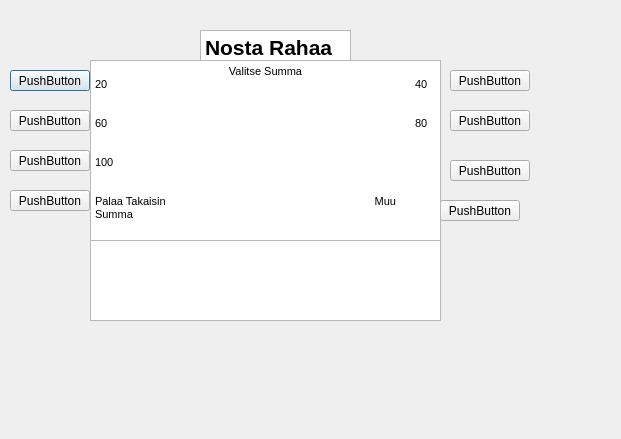
Old version of the form bankautomat/nostarahaa.ui in the repository tvt21kmo-bank-project/group_6.
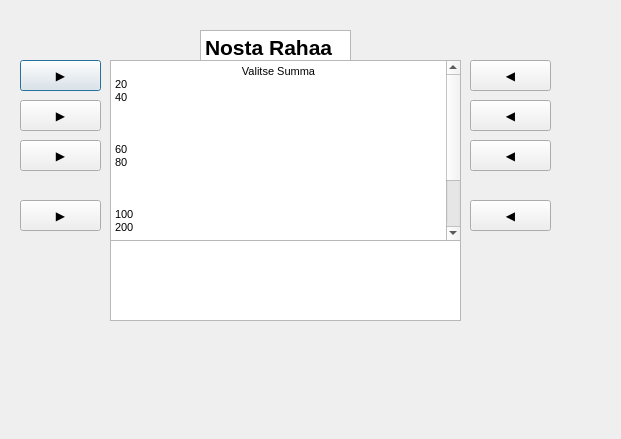
New version of the form.

The edit to the form file:
```diff
--- a/bankautomat/nostarahaa.ui
+++ b/bankautomat/nostarahaa.ui
@@ -16,105 +16,105 @@
   <widget class="QPushButton" name="pushButton_20">
    <property name="geometry">
     <rect>
-     <x>10</x>
-     <y>70</y>
-     <width>80</width>
-     <height>21</height>
+     <x>20</x>
+     <y>60</y>
+     <width>81</width>
+     <height>31</height>
     </rect>
    </property>
    <property name="text">
-    <string>PushButton</string>
+    <string>▶️</string>
    </property>
   </widget>
   <widget class="QPushButton" name="pushButton_60">
    <property name="geometry">
     <rect>
-     <x>10</x>
-     <y>110</y>
-     <width>80</width>
-     <height>21</height>
+     <x>20</x>
+     <y>100</y>
+     <width>81</width>
+     <height>31</height>
     </rect>
    </property>
    <property name="text">
-    <string>PushButton</string>
+    <string>▶️</string>
    </property>
   </widget>
   <widget class="QPushButton" name="pushButton_100">
    <property name="geometry">
     <rect>
-     <x>10</x>
-     <y>150</y>
-     <width>80</width>
-     <height>21</height>
+     <x>20</x>
+     <y>140</y>
+     <width>81</width>
+     <height>31</height>
     </rect>
    </property>
    <property name="text">
-    <string>PushButton</string>
+    <string>▶️</string>
    </property>
   </widget>
   <widget class="QPushButton" name="pushButton_Palaa">
    <property name="geometry">
     <rect>
-     <x>10</x>
-     <y>190</y>
-     <width>80</width>
-     <height>21</height>
+     <x>20</x>
+     <y>200</y>
+     <width>81</width>
+     <height>31</height>
     </rect>
    </property>
    <property name="text">
-    <string>PushButton</string>
+    <string>▶️</string>
    </property>
   </widget>
   <widget class="QPushButton" name="pushButton_40">
    <property name="geometry">
     <rect>
-     <x>450</x>
-     <y>70</y>
-     <width>80</width>
-     <height>21</height>
+     <x>470</x>
+     <y>60</y>
+     <width>81</width>
+     <height>31</height>
     </rect>
    </property>
    <property name="text">
-    <string>PushButton</string>
+    <string>◀️</string>
    </property>
   </widget>
   <widget class="QPushButton" name="pushButton_80">
    <property name="geometry">
     <rect>
-     <x>450</x>
-     <y>110</y>
-     <width>80</width>
-     <height>21</height>
+     <x>470</x>
+     <y>100</y>
+     <width>81</width>
+     <height>31</height>
     </rect>
    </property>
    <property name="text">
-    <string>PushButton</string>
+    <string>◀️</string>
    </property>
   </widget>
   <widget class="QPushButton" name="pushButton_Muu_Summa">
    <property name="geometry">
     <rect>
-     <x>440</x>
+     <x>470</x>
      <y>200</y>
-     <width>80</width>
-     <height>21</height>
+     <width>81</width>
+     <height>31</height>
     </rect>
    </property>
    <property name="text">
-    <string>PushButton</string>
+    <string>◀️</string>
    </property>
   </widget>
   <widget class="QPushButton" name="pushButton_8">
    <property name="geometry">
     <rect>
-     <x>450</x>
-     <y>160</y>
-     <width>80</width>
-     <height>21</height>
+     <x>470</x>
+     <y>140</y>
+     <width>81</width>
+     <height>31</height>
     </rect>
    </property>
    <property name="text">
-    <string>PushButton</string>
+    <string>◀️</string>
    </property>
   </widget>
   <widget class="QTextBrowser" name="textBrowser">
@@ -128,16 +128,16 @@
    </property>
    <property name="html">
     <string>&lt;!DOCTYPE HTML PUBLIC &quot;-//W3C//DTD HTML 4.0//EN&quot; &quot;http://www.w3.org/TR/REC-html40/strict.dtd&quot;&gt;
-&lt;html&gt;&lt;head&gt;&lt;meta name=&quot;qrichtext&quot; content=&quot;1&quot; /&gt;&lt;style type=&quot;text/css&quot;&gt;
+&lt;html&gt;&lt;head&gt;&lt;meta name=&quot;qrichtext&quot; content=&quot;1&quot; /&gt;&lt;meta charset=&quot;utf-8&quot; /&gt;&lt;style type=&quot;text/css&quot;&gt;
 p, li { white-space: pre-wrap; }
-&lt;/style&gt;&lt;/head&gt;&lt;body style=&quot; font-family:'MS Shell Dlg 2'; font-size:8.25pt; font-weight:400; font-style:normal;&quot;&gt;
-&lt;p style=&quot; margin-top:0px; margin-bottom:0px; margin-left:0px; margin-right:0px; -qt-block-indent:0; text-indent:0px;&quot;&gt;&lt;span style=&quot; font-size:16pt; font-weight:600;&quot;&gt;Nosta Rahaa&lt;/span&gt;&lt;/p&gt;&lt;/body&gt;&lt;/html&gt;</string>
+&lt;/style&gt;&lt;/head&gt;&lt;body style=&quot; font-family:'.AppleSystemUIFont'; font-size:13pt; font-weight:400; font-style:normal;&quot;&gt;
+&lt;p style=&quot; margin-top:0px; margin-bottom:0px; margin-left:0px; margin-right:0px; -qt-block-indent:0; text-indent:0px;&quot;&gt;&lt;span style=&quot; font-family:'MS Shell Dlg 2'; font-size:16pt; font-weight:600;&quot;&gt;Nosta Rahaa&lt;/span&gt;&lt;/p&gt;&lt;/body&gt;&lt;/html&gt;</string>
    </property>
   </widget>
   <widget class="QTextBrowser" name="textBrowser_2">
    <property name="geometry">
     <rect>
-     <x>90</x>
+     <x>110</x>
      <y>60</y>
      <width>351</width>
      <height>181</height>
@@ -145,26 +145,30 @@
    </property>
    <property name="html">
     <string>&lt;!DOCTYPE HTML PUBLIC &quot;-//W3C//DTD HTML 4.0//EN&quot; &quot;http://www.w3.org/TR/REC-html40/strict.dtd&quot;&gt;
-&lt;html&gt;&lt;head&gt;&lt;meta name=&quot;qrichtext&quot; content=&quot;1&quot; /&gt;&lt;style type=&quot;text/css&quot;&gt;
+&lt;html&gt;&lt;head&gt;&lt;meta name=&quot;qrichtext&quot; content=&quot;1&quot; /&gt;&lt;meta charset=&quot;utf-8&quot; /&gt;&lt;style type=&quot;text/css&quot;&gt;
 p, li { white-space: pre-wrap; }
-&lt;/style&gt;&lt;/head&gt;&lt;body style=&quot; font-family:'MS Shell Dlg 2'; font-size:8.25pt; font-weight:400; font-style:normal;&quot;&gt;
-&lt;p align=&quot;center&quot; style=&quot; margin-top:0px; margin-bottom:0px; margin-left:0px; margin-right:0px; -qt-block-indent:0; text-indent:0px;&quot;&gt;Valitse Summa&lt;/p&gt;
-&lt;p style=&quot; margin-top:0px; margin-bottom:0px; margin-left:0px; margin-right:0px; -qt-block-indent:0; text-indent:0px;&quot;&gt;20				40&lt;/p&gt;
-&lt;p style=&quot;-qt-paragraph-type:empty; margin-top:0px; margin-bottom:0px; margin-left:0px; margin-right:0px; -qt-block-indent:0; text-indent:0px;&quot;&gt;&lt;br /&gt;&lt;/p&gt;
-&lt;p style=&quot;-qt-paragraph-type:empty; margin-top:0px; margin-bottom:0px; margin-left:0px; margin-right:0px; -qt-block-indent:0; text-indent:0px;&quot;&gt;&lt;br /&gt;&lt;/p&gt;
-&lt;p style=&quot; margin-top:0px; margin-bottom:0px; margin-left:0px; margin-right:0px; -qt-block-indent:0; text-indent:0px;&quot;&gt;60				80&lt;/p&gt;
-&lt;p style=&quot;-qt-paragraph-type:empty; margin-top:0px; margin-bottom:0px; margin-left:0px; margin-right:0px; -qt-block-indent:0; text-indent:0px;&quot;&gt;&lt;br /&gt;&lt;/p&gt;
-&lt;p style=&quot;-qt-paragraph-type:empty; margin-top:0px; margin-bottom:0px; margin-left:0px; margin-right:0px; -qt-block-indent:0; text-indent:0px;&quot;&gt;&lt;br /&gt;&lt;/p&gt;
-&lt;p style=&quot; margin-top:0px; margin-bottom:0px; margin-left:0px; margin-right:0px; -qt-block-indent:0; text-indent:0px;&quot;&gt;100			          &lt;/p&gt;
-&lt;p style=&quot;-qt-paragraph-type:empty; margin-top:0px; margin-bottom:0px; margin-left:0px; margin-right:0px; -qt-block-indent:0; text-indent:0px;&quot;&gt;&lt;br /&gt;&lt;/p&gt;
-&lt;p style=&quot;-qt-paragraph-type:empty; margin-top:0px; margin-bottom:0px; margin-left:0px; margin-right:0px; -qt-block-indent:0; text-indent:0px;&quot;&gt;&lt;br /&gt;&lt;/p&gt;
-&lt;p style=&quot; margin-top:0px; margin-bottom:0px; margin-left:0px; margin-right:0px; -qt-block-indent:0; text-indent:0px;&quot;&gt;Palaa Takaisin 			             Muu Summa&lt;/p&gt;&lt;/body&gt;&lt;/html&gt;</string>
+&lt;/style&gt;&lt;/head&gt;&lt;body style=&quot; font-family:'.AppleSystemUIFont'; font-size:13pt; font-weight:400; font-style:normal;&quot;&gt;
+&lt;p align=&quot;center&quot; style=&quot; margin-top:0px; margin-bottom:0px; margin-left:0px; margin-right:0px; -qt-block-indent:0; text-indent:0px;&quot;&gt;&lt;span style=&quot; font-family:'MS Shell Dlg 2'; font-size:8.25pt;&quot;&gt;Valitse Summa&lt;/span&gt;&lt;/p&gt;
+&lt;p style=&quot; margin-top:0px; margin-bottom:0px; margin-left:0px; margin-right:0px; -qt-block-indent:0; text-indent:0px;&quot;&gt;&lt;span style=&quot; font-family:'MS Shell Dlg 2'; font-size:8.25pt;&quot;&gt;20				40&lt;/span&gt;&lt;/p&gt;
+&lt;p style=&quot;-qt-paragraph-type:empty; margin-top:0px; margin-bottom:0px; margin-left:0px; margin-right:0px; -qt-block-indent:0; text-indent:0px; font-family:'MS Shell Dlg 2'; font-size:8.25pt;&quot;&gt;&lt;br /&gt;&lt;/p&gt;
+&lt;p style=&quot;-qt-paragraph-type:empty; margin-top:0px; margin-bottom:0px; margin-left:0px; margin-right:0px; -qt-block-indent:0; text-indent:0px; font-family:'MS Shell Dlg 2'; font-size:8.25pt;&quot;&gt;&lt;br /&gt;&lt;/p&gt;
+&lt;p style=&quot;-qt-paragraph-type:empty; margin-top:0px; margin-bottom:0px; margin-left:0px; margin-right:0px; -qt-block-indent:0; text-indent:0px; font-family:'MS Shell Dlg 2'; font-size:8.25pt;&quot;&gt;&lt;br /&gt;&lt;/p&gt;
+&lt;p style=&quot; margin-top:0px; margin-bottom:0px; margin-left:0px; margin-right:0px; -qt-block-indent:0; text-indent:0px;&quot;&gt;&lt;span style=&quot; font-family:'MS Shell Dlg 2'; font-size:8.25pt;&quot;&gt;60				80&lt;/span&gt;&lt;/p&gt;
+&lt;p style=&quot;-qt-paragraph-type:empty; margin-top:0px; margin-bottom:0px; margin-left:0px; margin-right:0px; -qt-block-indent:0; text-indent:0px; font-family:'MS Shell Dlg 2'; font-size:8.25pt;&quot;&gt;&lt;br /&gt;&lt;/p&gt;
+&lt;p style=&quot;-qt-paragraph-type:empty; margin-top:0px; margin-bottom:0px; margin-left:0px; margin-right:0px; -qt-block-indent:0; text-indent:0px; font-family:'MS Shell Dlg 2'; font-size:8.25pt;&quot;&gt;&lt;br /&gt;&lt;/p&gt;
+&lt;p style=&quot;-qt-paragraph-type:empty; margin-top:0px; margin-bottom:0px; margin-left:0px; margin-right:0px; -qt-block-indent:0; text-indent:0px; font-family:'MS Shell Dlg 2'; font-size:8.25pt;&quot;&gt;&lt;br /&gt;&lt;/p&gt;
+&lt;p style=&quot; margin-top:0px; margin-bottom:0px; margin-left:0px; margin-right:0px; -qt-block-indent:0; text-indent:0px;&quot;&gt;&lt;span style=&quot; font-family:'MS Shell Dlg 2'; font-size:8.25pt;&quot;&gt;100			                            200		              &lt;/span&gt;&lt;/p&gt;
+&lt;p style=&quot;-qt-paragraph-type:empty; margin-top:0px; margin-bottom:0px; margin-left:0px; margin-right:0px; -qt-block-indent:0; text-indent:0px; font-family:'MS Shell Dlg 2'; font-size:8.25pt;&quot;&gt;&lt;br /&gt;&lt;/p&gt;
+&lt;p style=&quot;-qt-paragraph-type:empty; margin-top:0px; margin-bottom:0px; margin-left:0px; margin-right:0px; -qt-block-indent:0; text-indent:0px; font-family:'MS Shell Dlg 2'; font-size:8.25pt;&quot;&gt;&lt;br /&gt;&lt;/p&gt;
+&lt;p style=&quot;-qt-paragraph-type:empty; margin-top:0px; margin-bottom:0px; margin-left:0px; margin-right:0px; -qt-block-indent:0; text-indent:0px; font-family:'MS Shell Dlg 2'; font-size:8.25pt;&quot;&gt;&lt;br /&gt;&lt;/p&gt;
+&lt;p style=&quot;-qt-paragraph-type:empty; margin-top:0px; margin-bottom:0px; margin-left:0px; margin-right:0px; -qt-block-indent:0; text-indent:0px; font-family:'MS Shell Dlg 2'; font-size:8.25pt;&quot;&gt;&lt;br /&gt;&lt;/p&gt;
+&lt;p style=&quot; margin-top:0px; margin-bottom:0px; margin-left:0px; margin-right:0px; -qt-block-indent:0; text-indent:0px;&quot;&gt;&lt;span style=&quot; font-family:'MS Shell Dlg 2'; font-size:8.25pt;&quot;&gt;Palaa Takaisin 			                Muu Summa	             &lt;/span&gt;&lt;/p&gt;&lt;/body&gt;&lt;/html&gt;</string>
    </property>
   </widget>
   <widget class="QTextBrowser" name="textBrowser_Infokentta">
    <property name="geometry">
     <rect>
-     <x>90</x>
+     <x>110</x>
      <y>240</y>
      <width>351</width>
      <height>81</height>
```
